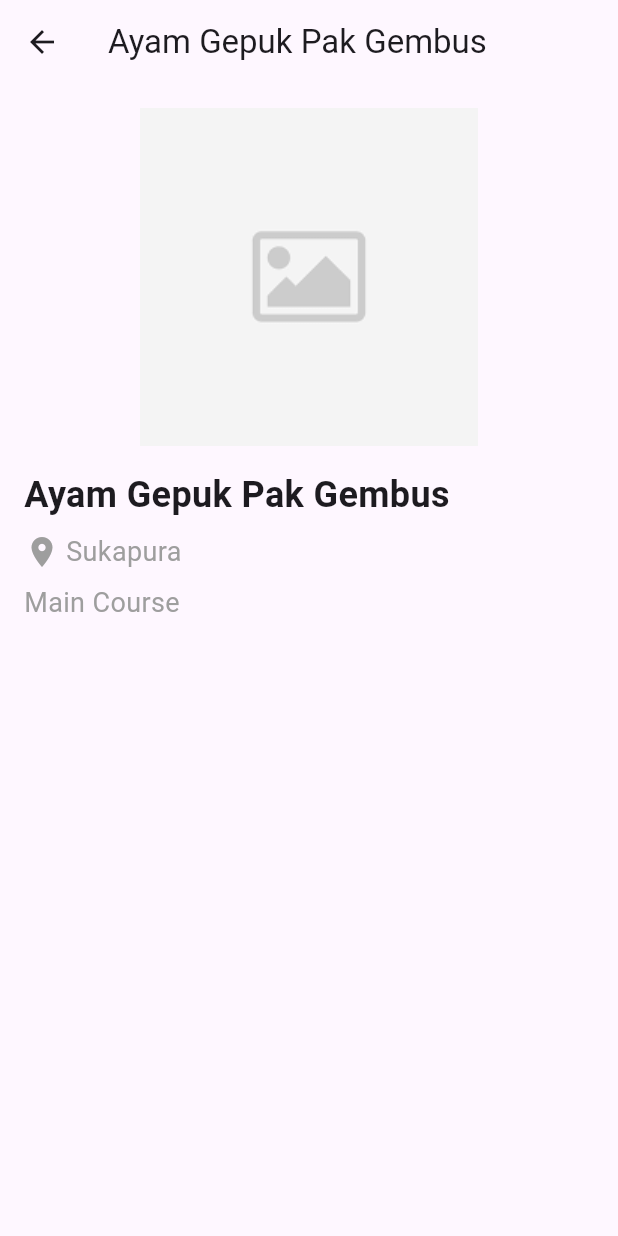
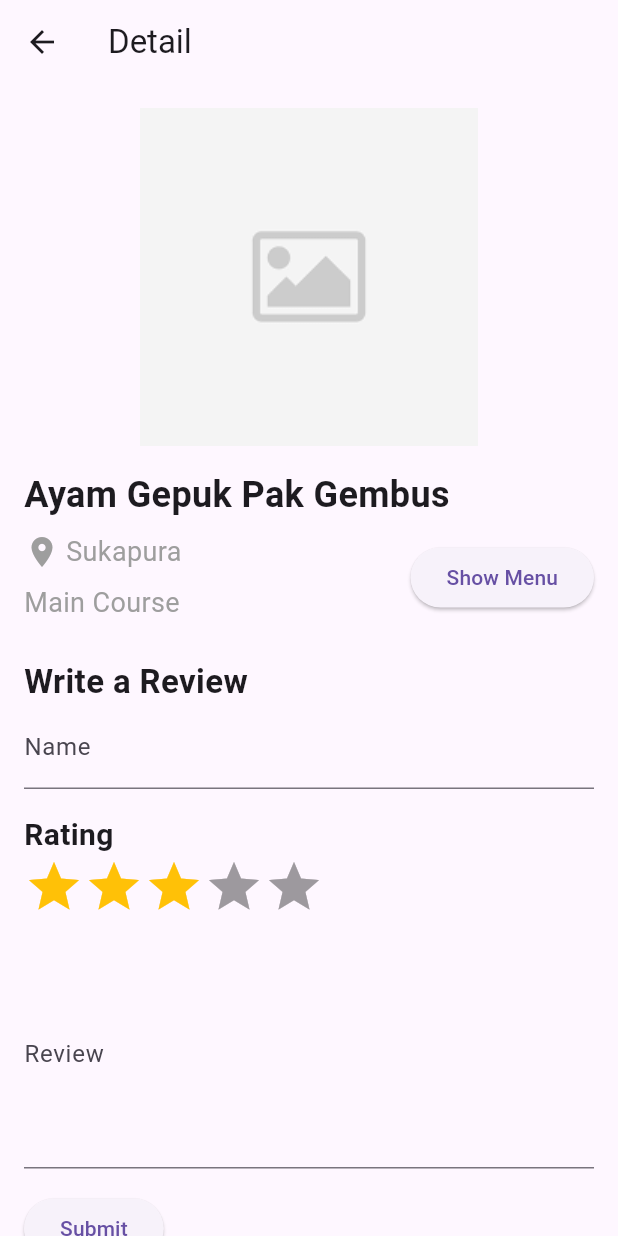
Before and after one commit to aaiiccaa/ente, a Flutter app: the screen it shows after launch, after a tap on "Ayam Gepuk Pak Gembus", on a phone screen of 412 x 824 dp. Run offline on Flutter 3.47's test engine with Material 3 defaults, Android fonts, the phone set to English and light mode, and no system bars; drawn by our look-alikes of flutter_rating_bar.

Commit message:
Penilaian bintang dan Komentar

```diff
--- a/lib/detail.dart
+++ b/lib/detail.dart
@@ -1,4 +1,5 @@
 import 'package:flutter/material.dart';
+import 'package:flutter_rating_bar/flutter_rating_bar.dart';
 
 class DetailPage extends StatelessWidget {
   final String title;
@@ -16,17 +17,24 @@ class DetailPage extends StatelessWidget {
 
   @override
   Widget build(BuildContext context) {
+    TextEditingController nameController = TextEditingController();
+    TextEditingController reviewController = TextEditingController();
+    double rating = 0.0;
+
     return Scaffold(
       appBar: AppBar(
-        title: Text(title),
+        title: Text("Detail"),
       ),
-      body: Padding(
+      body: SingleChildScrollView(  // Tambahkan SingleChildScrollView untuk menghindari overflow
         padding: const EdgeInsets.all(16.0),
         child: Column(
           crossAxisAlignment: CrossAxisAlignment.start,
           children: [
             Center(
-              child: Image.asset(image),
+              child: Image.asset(
+                image,
+                errorBuilder: (context, error, stackTrace) => Image.asset('assets/default_image.png'), // Fallback image
+              ),
             ),
             const SizedBox(height: 16.0),
             Text(
@@ -37,6 +45,12 @@ class DetailPage extends StatelessWidget {
               ),
             ),
             const SizedBox(height: 8.0),
+            Row(
+              mainAxisAlignment: MainAxisAlignment.spaceBetween,
+              children: [
+                Column(
+                  crossAxisAlignment: CrossAxisAlignment.start,
+                  children: [
                     Row(
                       children: [
                         const Icon(Icons.location_on, color: Colors.grey),
@@ -54,6 +68,49 @@ class DetailPage extends StatelessWidget {
                     ),
                   ],
                 ),
+                ElevatedButton(
+                  onPressed: () => print("Button pressed"),
+                  child: const Text('Show Menu'),
+                ),
+              ],
+            ),
+            const SizedBox(height: 24.0),
+            Text('Write a Review', style: TextStyle(fontSize: 22.0, fontWeight: FontWeight.bold)),
+            TextField(
+              controller: nameController,
+              decoration: InputDecoration(
+                labelText: 'Name',
+              ),
+            ),
+            const SizedBox(height: 16.0),
+            Text('Rating', style: TextStyle(fontSize: 20.0, fontWeight: FontWeight.bold)),
+            RatingBar.builder(
+              initialRating: 3,
+              minRating: 1,
+              direction: Axis.horizontal,
+              allowHalfRating: true,
+              itemCount: 5,
+              itemBuilder: (context, _) => const Icon(Icons.star, color: Colors.amber),
+              onRatingUpdate: (newRating) => rating = newRating,
+            ),
+            const SizedBox(height: 16.0),
+            TextField(
+              controller: reviewController,
+              decoration: InputDecoration(
+                labelText: 'Review',
+                hintText: 'Type your review here',
+              ),
+              maxLines: 5,
+            ),
+            const SizedBox(height: 16.0),
+            ElevatedButton(
+              onPressed: () {
+                print('Review by ${nameController.text}: Rating: $rating, Comment: ${reviewController.text}');
+              },
+              child: const Text('Submit'),
+            ),
+          ],
+        ),
       ),
     );
   }
```
Also changed, not shown: pubspec.yaml (+5 -2 lines), pubspec.lock. Lines whose indentation alone changed are shown as unchanged.
